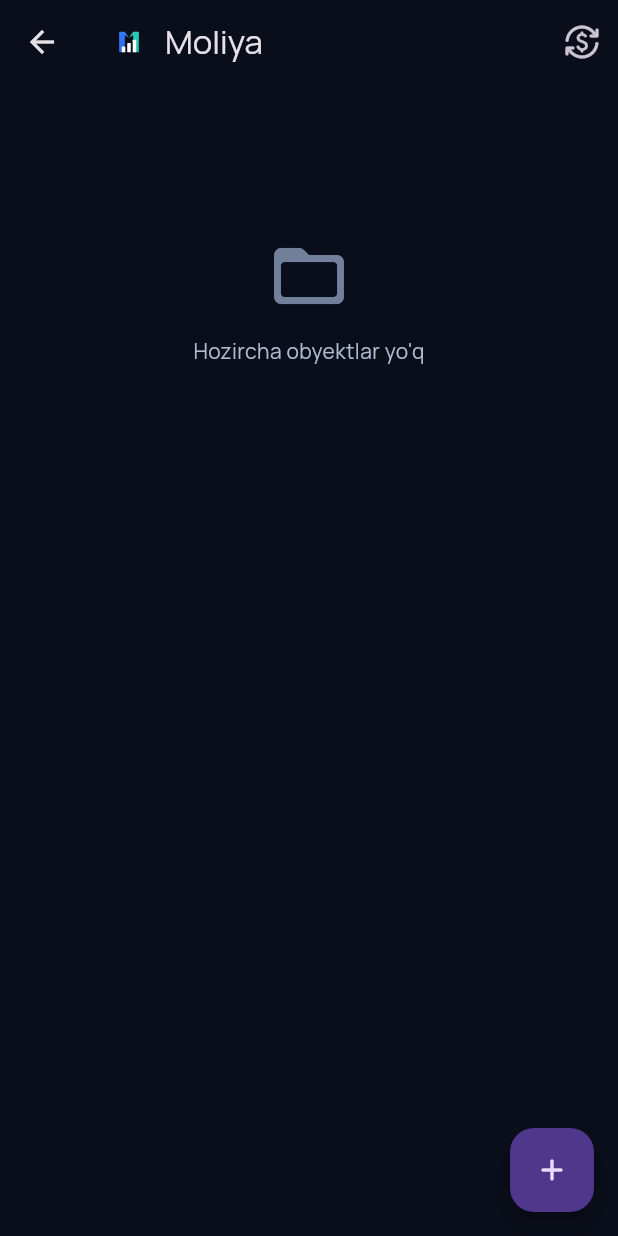
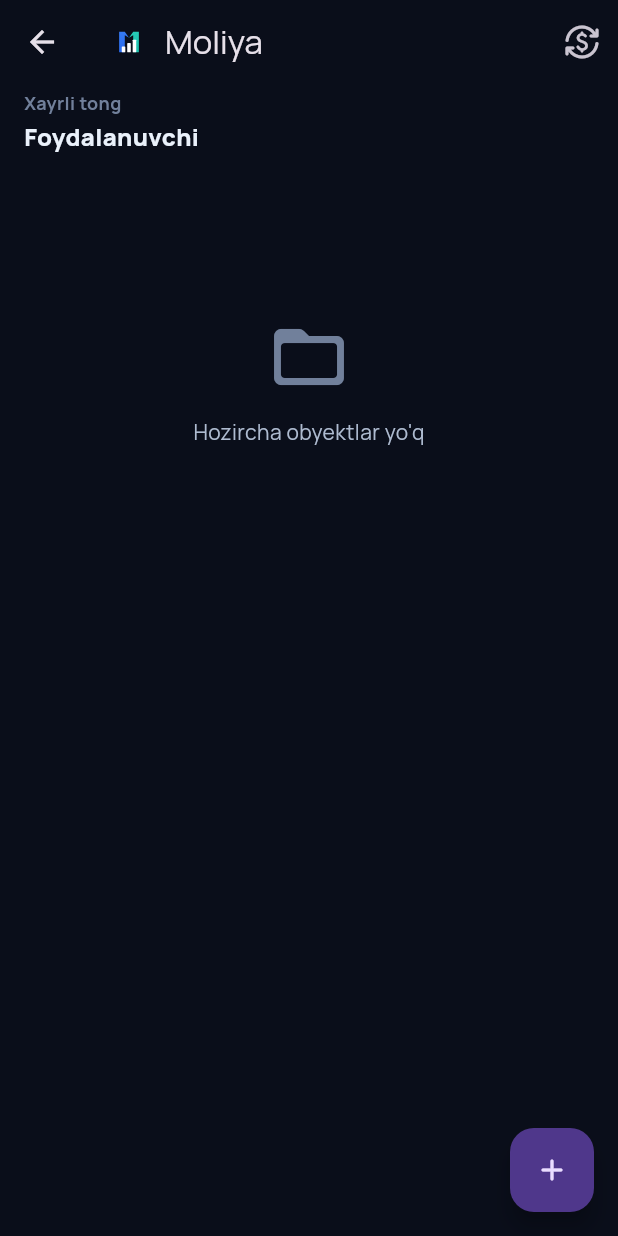
Before and after one commit to Bekzod131313/Prorab, a Flutter app: the DashboardScreen screen opened directly, on a phone screen of 412 x 824 dp. Run offline on Flutter 3.47's test engine with Material 3 defaults, Android fonts, the phone set to English and light mode, and no system bars; our stand-ins replace google_fonts, share_plus, shared_preferences, supabase_flutter; accounts and stored records are empty.

Commit message:
Add personalized greeting to dashboard

```diff
--- a/flutter_app/lib/screens/dashboard_screen.dart
+++ b/flutter_app/lib/screens/dashboard_screen.dart
@@ -2,10 +2,12 @@ import 'package:flutter/material.dart';
 import 'package:intl/intl.dart';
 
 import '../data/currency_repository.dart';
+import '../data/profile_repository.dart';
 import '../data/project_repository.dart';
 import '../data/transaction_repository.dart';
 import '../main.dart';
 import '../models/currency.dart';
+import '../models/profile.dart';
 import '../models/project.dart';
 import '../models/transaction.dart';
 import '../theme/app_theme.dart';
@@ -23,8 +25,10 @@ class DashboardScreen extends StatefulWidget {
 class _DashboardScreenState extends State<DashboardScreen> {
   final _repo = ProjectRepository();
   final _txRepo = TransactionRepository();
+  final _profileRepo = ProfileRepository();
   List<Project> _projects = [];
   List<ProjectTransaction> _recentTxs = [];
+  Profile? _profile;
   bool _loading = true;
   String? _error;
 
@@ -45,10 +49,15 @@ class _DashboardScreenState extends State<DashboardScreen> {
       try {
         recentTxs = await _txRepo.loadRecentForProjects(projects.map((p) => p.id).toList());
       } catch (_) {}
+      Profile? profile;
+      try {
+        profile = await _profileRepo.loadCurrent();
+      } catch (_) {}
       if (!mounted) return;
       setState(() {
         _projects = projects;
         _recentTxs = recentTxs;
+        _profile = profile;
         _loading = false;
       });
     } catch (e) {
@@ -178,9 +187,47 @@ class _DashboardScreenState extends State<DashboardScreen> {
         onPressed: _openAddProject,
         child: const Icon(Icons.add_rounded),
       ),
-      body: RefreshIndicator(
-        onRefresh: _load,
-        child: _buildBody(),
+      body: Column(
+        children: [
+          if (_profile != null) _buildGreeting(),
+          Expanded(
+            child: RefreshIndicator(
+              onRefresh: _load,
+              child: _buildBody(),
+            ),
+          ),
+        ],
+      ),
+    );
+  }
+
+  Widget _buildGreeting() {
+    final hour = DateTime.now().hour;
+    final greeting = hour < 12
+        ? 'Xayrli tong'
+        : hour < 18
+            ? 'Assalomu alaykum'
+            : 'Xayrli kech';
+    return Padding(
+      padding: const EdgeInsets.fromLTRB(16, 4, 16, 8),
+      child: Row(
+        crossAxisAlignment: CrossAxisAlignment.start,
+        children: [
+          Expanded(
+            child: Column(
+              crossAxisAlignment: CrossAxisAlignment.start,
+              children: [
+                Text(greeting, style: const TextStyle(fontSize: 12, color: AppColors.muted, fontWeight: FontWeight.w700)),
+                const SizedBox(height: 2),
+                Text(
+                  _profile!.displayName,
+                  style: const TextStyle(fontSize: 16, fontWeight: FontWeight.w900),
+                  overflow: TextOverflow.ellipsis,
+                ),
+              ],
+            ),
+          ),
+        ],
       ),
     );
   }
```
